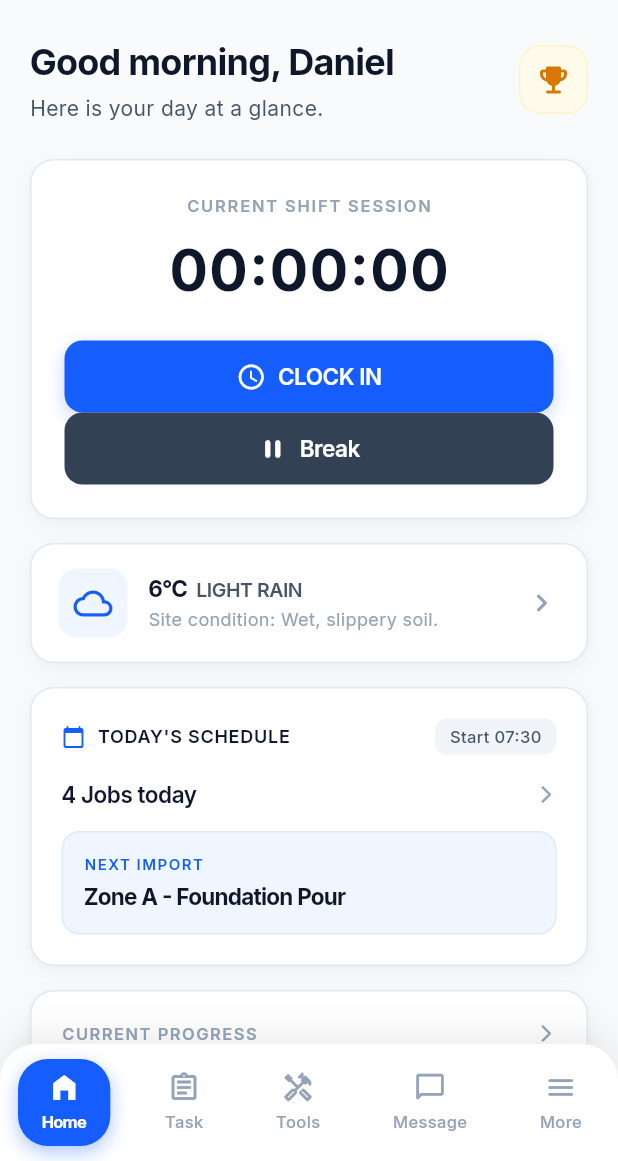
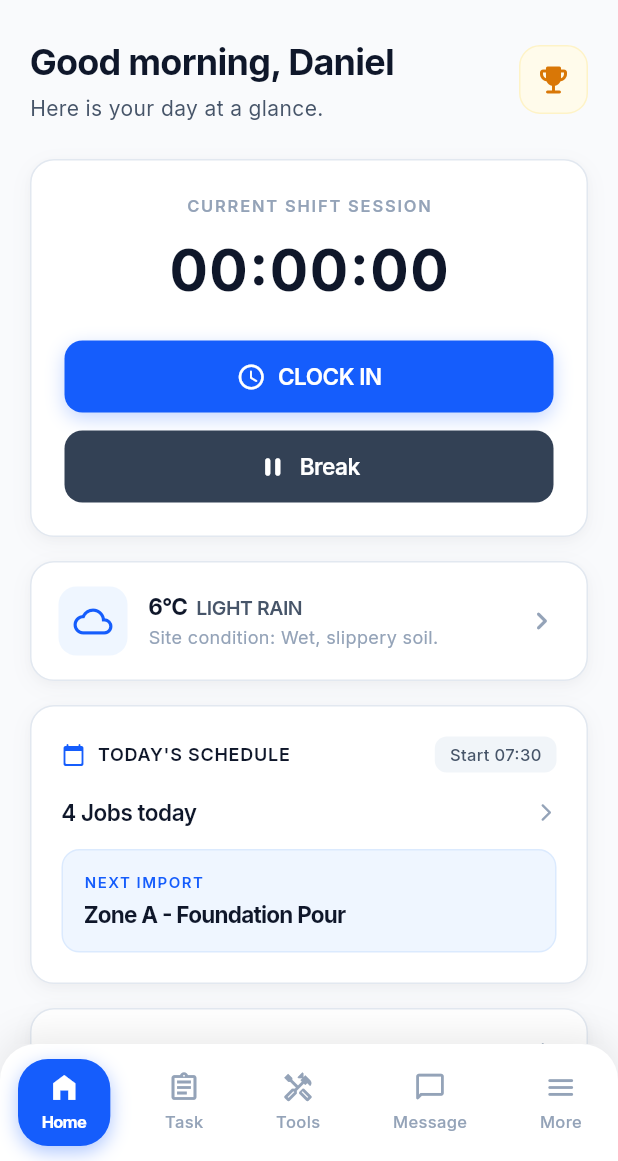
Before and after one commit to asifjahan1/Room-Scanner3D, a Flutter app: the DashboardScreen screen opened by its route, on a phone screen of 412 x 824 dp, the part 75-1236 px from its top. Run offline on Flutter 3.47's test engine with Material 3 defaults, Android fonts, the phone set to English and light mode, and no system bars; our stand-ins replace get, get_storage, google_fonts, pdf, permission_handler, share_plus; accounts and stored records are empty; network calls fail.

Commit message:
fix: improve startup stability with safe storage initialization, error boundary implementation, and UI performance refinements

```diff
--- a/lib/core/storage/local_storage.dart
+++ b/lib/core/storage/local_storage.dart
@@ -11,13 +11,19 @@ class LocalStorage {
   factory LocalStorage() => _instance;
   LocalStorage._internal();
 
-  late GetStorage _box;
+  GetStorage? _box;
   String? _documentsPath;
 
-  /// Initialize storage. Call once at app startup.
+  /// Initialize storage safely. Call once at app startup.
   Future<void> init() async {
+    try {
       await GetStorage.init();
       _box = GetStorage();
+    } catch (e) {
+      _box = null;
+    }
+
+    try {
       final dir = await getApplicationDocumentsDirectory();
       _documentsPath = dir.path;
 
@@ -32,6 +38,9 @@ class LocalStorage {
       if (!await exportsDir.exists()) {
         await exportsDir.create(recursive: true);
       }
+    } catch (e) {
+      _documentsPath = '';
+    }
   }
 
   String get documentsPath => _documentsPath ?? '';
@@ -40,17 +49,17 @@ class LocalStorage {
 
   // ─── Settings ───
 
-  bool get isMetric => _box.read<bool>(AppConstants.keyUnitPreference) ?? true;
-  set isMetric(bool value) => _box.write(AppConstants.keyUnitPreference, value);
+  bool get isMetric => _box?.read<bool>(AppConstants.keyUnitPreference) ?? true;
+  set isMetric(bool value) => _box?.write(AppConstants.keyUnitPreference, value);
 
   String get themeMode =>
-      _box.read<String>(AppConstants.keyThemeMode) ?? 'dark';
-  set themeMode(String value) => _box.write(AppConstants.keyThemeMode, value);
+      _box?.read<String>(AppConstants.keyThemeMode) ?? 'dark';
+  set themeMode(String value) => _box?.write(AppConstants.keyThemeMode, value);
 
   String get defaultExportFormat =>
-      _box.read<String>(AppConstants.keyDefaultExportFormat) ?? 'pdf';
+      _box?.read<String>(AppConstants.keyDefaultExportFormat) ?? 'pdf';
   set defaultExportFormat(String value) =>
-      _box.write(AppConstants.keyDefaultExportFormat, value);
+      _box?.write(AppConstants.keyDefaultExportFormat, value);
 
   // ─── Project File I/O ───
 
@@ -98,12 +107,12 @@ class LocalStorage {
 
   /// Save project index (list of project summaries) for fast home screen loading.
   Future<void> saveProjectIndex(List<Map<String, dynamic>> index) async {
-    _box.write(AppConstants.keyProjects, jsonEncode(index));
+    _box?.write(AppConstants.keyProjects, jsonEncode(index));
   }
 
   /// Load project index.
   List<Map<String, dynamic>> loadProjectIndex() {
-    final raw = _box.read<String>(AppConstants.keyProjects);
+    final raw = _box?.read<String>(AppConstants.keyProjects);
     if (raw == null) return [];
     final decoded = jsonDecode(raw) as List;
     return decoded.cast<Map<String, dynamic>>();
--- a/lib/screens/dashboard/tabs/home_tab.dart
+++ b/lib/screens/dashboard/tabs/home_tab.dart
@@ -183,7 +183,7 @@ class HomeTab extends StatelessWidget {
                             onPressed: () => controller.toggleClockIn(),
                           ),
                         ),
-                        const SizedBox(width: 12),
+                        const SizedBox(height: 12),
                         Expanded(
                           child: PerfektButton(
                             label: controller.isOnBreak.value
--- a/lib/theme/perfekt_theme.dart
+++ b/lib/theme/perfekt_theme.dart
@@ -60,13 +60,15 @@ class PerfektTheme {
   static final BorderRadius radiusInput = BorderRadius.circular(12);
   static final BorderRadius radiusPill = BorderRadius.circular(999);
 
-  // Typography helpers
+  // Typography helpers with zero-lag system fallbacks
   static TextStyle fontBold(double size, {Color color = textDark}) {
     return GoogleFonts.inter(
       fontSize: size,
       fontWeight: FontWeight.w700,
       color: color,
       letterSpacing: -0.5,
+    ).copyWith(
+      fontFamilyFallback: const ['sans-serif', 'Helvetica', 'Arial'],
     );
   }
 
@@ -76,6 +78,8 @@ class PerfektTheme {
       fontWeight: FontWeight.w600,
       color: color,
       letterSpacing: -0.3,
+    ).copyWith(
+      fontFamilyFallback: const ['sans-serif', 'Helvetica', 'Arial'],
     );
   }
 
@@ -84,6 +88,8 @@ class PerfektTheme {
       fontSize: size,
       fontWeight: FontWeight.w500,
       color: color,
+    ).copyWith(
+      fontFamilyFallback: const ['sans-serif', 'Helvetica', 'Arial'],
     );
   }
 
@@ -92,6 +98,8 @@ class PerfektTheme {
       fontSize: size,
       fontWeight: FontWeight.w400,
       color: color,
+    ).copyWith(
+      fontFamilyFallback: const ['sans-serif', 'Helvetica', 'Arial'],
     );
   }
 }
--- a/pubspec.yaml
+++ b/pubspec.yaml
@@ -1,7 +1,7 @@
 name: liddar
 description: "LiDAR 3D Room Scanner - Scan rooms and generate floor plans"
 publish_to: 'none'
-version: 1.0.0+1
+version: 1.0.0+2
 
 environment:
   sdk: ^3.12.2
```
Also changed, not shown: lib/main.dart (+55 -5 lines), 1 other file. Lines whose indentation alone changed are shown as unchanged.
